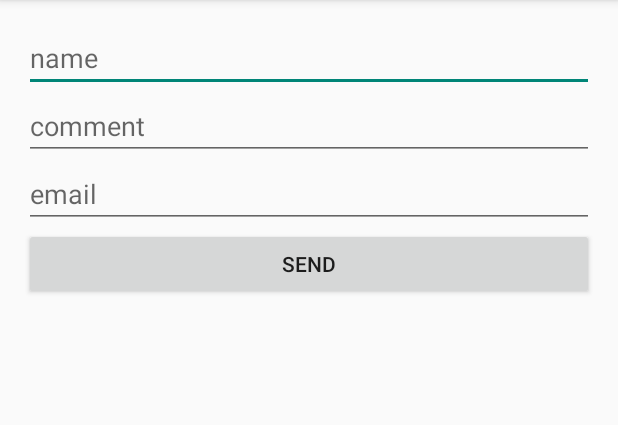
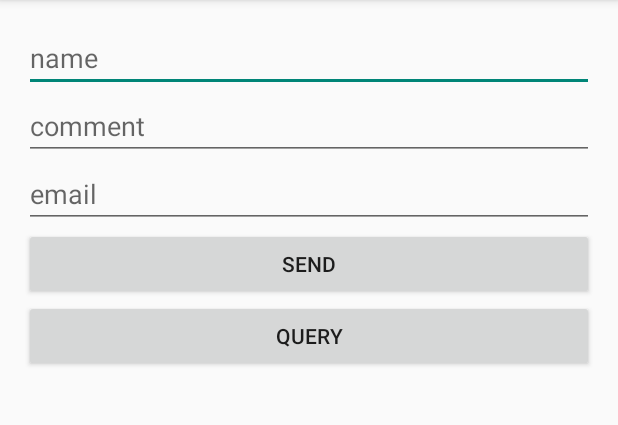
Before and after one commit to henrytao-me/sharewifi.info, an Android app: the screen it shows after launch (MainActivity), on a phone screen of 412 x 824 dp, the part 84-509 px from its top. Run offline under Robolectric (Android 15) with nearby library versions, the phone set to English and light mode, and no system bars.

Commit message:
[EXPERIMENT] Used SimpleCursorAdapter

```diff
--- a/app/src/main/java/me/henrytao/sharewifi/fragment/MainFragment.java
+++ b/app/src/main/java/me/henrytao/sharewifi/fragment/MainFragment.java
@@ -17,6 +17,7 @@
 package me.henrytao.sharewifi.fragment;
 
 import android.content.ContentValues;
+import android.database.Cursor;
 import android.database.sqlite.SQLiteDatabase;
 import android.os.Bundle;
 import android.support.v4.app.Fragment;
@@ -25,6 +26,9 @@ import android.view.View;
 import android.view.ViewGroup;
 import android.widget.Button;
 import android.widget.EditText;
+import android.widget.ListView;
+import android.widget.SimpleCursorAdapter;
+import android.widget.Toast;
 
 import me.henrytao.sharewifi.DbHelper;
 import me.henrytao.sharewifi.R;
@@ -42,11 +46,17 @@ public class MainFragment extends Fragment {
 
   Button mSend;
 
+  Button mQuery;
+
   EditText mName;
 
   EditText mComment;
 
   EditText mEmail;
+
+  ListView mList;
+
+  String[] columns = {DbHelper.NAME, DbHelper.COMMENT, DbHelper.EMAIL};
 
   @Override
   public View onCreateView(LayoutInflater inflater, ViewGroup container,
@@ -56,9 +66,17 @@ public class MainFragment extends Fragment {
 
     view = inflater.inflate(R.layout.fragment_main, container, false);
     mSend = (Button) view.findViewById(R.id.send);
+    mQuery = (Button) view.findViewById(R.id.query);
     mName = (EditText) view.findViewById(R.id.name);
     mComment = (EditText) view.findViewById(R.id.comment);
     mEmail = (EditText) view.findViewById(R.id.email);
+    mList = (ListView) view.findViewById(R.id.list);
+
+    String[] from = {DbHelper.C_ID, DbHelper.NAME, DbHelper.COMMENT, DbHelper.EMAIL};
+    int[] to = {R.id.name, R.id.comment, R.id.email};
+    Cursor cursor = db.query(DbHelper.TABLE_NAME, from, null, null, null, null, null);
+    SimpleCursorAdapter adapter = new SimpleCursorAdapter(getActivity(), R.layout.list_row, cursor, columns, to);
+    mList.setAdapter(adapter);
 
     mSend.setOnClickListener(new View.OnClickListener() {
       @Override
@@ -77,6 +95,23 @@ public class MainFragment extends Fragment {
       }
     });
 
+    mQuery.setOnClickListener(new View.OnClickListener() {
+      @Override
+      public void onClick(View v) {
+        Cursor cursor = db.query(DbHelper.TABLE_NAME, columns, null, null, null, null, null);
+        cursor.moveToFirst();
+        while (cursor.moveToNext()) {
+          String name = cursor.getString(cursor.getColumnIndex(DbHelper.NAME));
+          String comment = cursor.getString(cursor.getColumnIndex(DbHelper.COMMENT));
+          String email = cursor.getString(cursor.getColumnIndex(DbHelper.EMAIL));
+          Toast.makeText(getActivity(), "Name = " + name
+              + "; Comment = " + comment
+              + "; Email = " + email + ";", Toast.LENGTH_SHORT).show();
+        }
+        cursor.close();
+      }
+    });
+
     return view;
   }
 
--- a/app/src/main/res/layout/fragment_main.xml
+++ b/app/src/main/res/layout/fragment_main.xml
@@ -48,4 +48,15 @@
     android:layout_height="wrap_content"
     android:text="SEND" />
 
+  <Button
+    android:id="@+id/query"
+    android:layout_width="match_parent"
+    android:layout_height="wrap_content"
+    android:text="QUERY" />
+
+  <ListView
+    android:id="@+id/list"
+    android:layout_width="match_parent"
+    android:layout_height="wrap_content"></ListView>
+
 </LinearLayout>
```
Also changed, not shown: app/src/main/res/layout/list_row.xml (added, +37 -0 lines).
